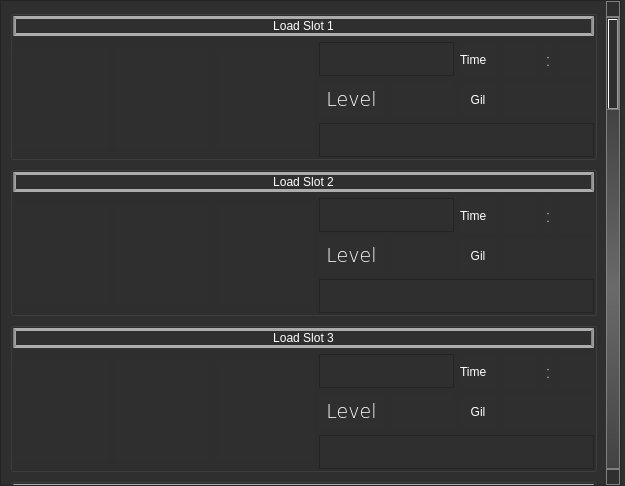
Qt form slotselect.ui (sithlord48/blackchocobo) before a commit.
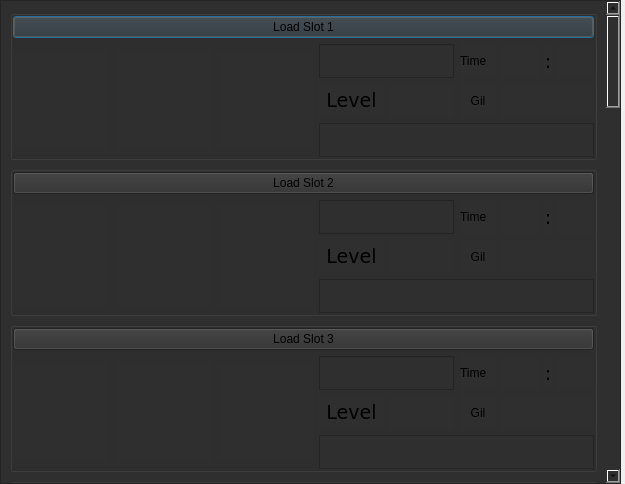
The same form after that commit. Icons and pictures are not drawn.

Commit message: fixed chocobo names not enabling, errbox and slotselect now take mainwindows style, lupdate, enabled and implmented chocobo's "can't mate" switch. other code changes for ease of maintance. started to align the mainwindow.h functions to its .cpp file for ease of finding functions.

```diff
--- a/slotselect.ui
+++ b/slotselect.ui
@@ -10,7 +10,7 @@
     <x>0</x>
     <y>0</y>
     <width>625</width>
-    <height>486</height>
+    <height>484</height>
    </rect>
   </property>
   <property name="sizePolicy">
@@ -50,73 +50,7 @@
     <normaloff>:/icon/bchoco</normaloff>:/icon/bchoco</iconset>
   </property>
   <property name="styleSheet">
-   <string notr="true">QScrollArea{
-background-color: rgb(48, 47, 47);
-}
-QDialog,QGroupBox{
-background-color:rgb(48, 47, 47);
-}
-QLabel{
-font: 75 14pt &quot;Verdana&quot;;color:rgb(255, 255, 255)
-}
-
-QPushButton:enabled {  border:3px solid; 
-	border-left-color: qlineargradient(spread:pad, x1:0, y1:0, x2:1, y2:0, stop:0 rgba(123, 123, 123, 255), stop:1 rgba(172, 172, 172, 255));
-	border-right-color: qlineargradient(spread:pad, x1:0, y1:0, x2:1, y2:0, stop:0 rgba(123, 123, 123, 255), stop:1 rgba(172, 172, 172, 255));
-	border-bottom-color: rgb(172, 172, 172);
-	border-top-color: rgb(172, 172, 172);
-    background-color: qlineargradient(spread:pad, x1:0.5, y1:0.00568182, x2:0.497, y2:1, stop:0 rgba(32, 31, 31, 255), stop:0.5 rgba(106, 106, 106, 255), stop:1 rgba(32, 31, 31, 255));
-	font: 9pt &quot;Ubuntu&quot;;color:rgb(255,255,255);
-}
-/* Vertical scroll bar */
-
-QScrollBar:vertical{
-    border:1px solid grey;
-	background-color:rgb(47,47,47);
-	width:14px;
-	margin: 16px 0px 16px 0px ;
-
-}
- QScrollBar::add-line:vertical{
-     border: 1px solid grey;
-     height: 14px;
-     subcontrol-position:bottom;
-	subcontrol-origin:margin;
- }
-
- QScrollBar::sub-line:vertical{
-     border: 1px solid grey;
-     height: 14px;
-    subcontrol-position: top;
-	subcontrol-origin:margin;
- }
-QScrollBar::up-arrow:vertical{
-	image:url(:/icon/arrow_up);
-	width:12px;
-}
-
-QScrollBar::handle:vertical{
-	image: url(:/icon/scroll_handle_v) 1 ;
-	border:2px solid;	
-	border-left-color: qlineargradient(spread:pad, x1:0, y1:0, x2:1, y2:0, stop:0 rgba(123, 123, 123, 255), stop:1 rgba(172, 172, 172, 255));
-	border-right-color: qlineargradient(spread:pad, x1:0, y1:0, x2:1, y2:0, stop:0 rgba(123, 123, 123, 255), stop:1 rgba(172, 172, 172, 255));
-	border-bottom-color: rgb(172, 172, 172);
-	border-top-color: rgb(172, 172, 172);
-}
-QScrollBar::down-arrow:vertical{
-image: url(:/icon/arrow_down);
-width:12px;
-}
-QScrollBar::add-page:vertical,QScrollBar::sub-page:vertical{
-background-color: qlineargradient(spread:pad, x1:0.5, y1:0.00568182, x2:0.497, y2:1, stop:0 rgba(67, 67, 67, 255), stop:0.5 rgba(106, 106, 106, 255), stop:1 rgba(67, 67, 67, 255));
-}
-QPushButton[mslot=&quot;true&quot;]{
-border: 0px;
-border-radius:12px;
-image: url(:/icon/mslot);
-	height:32px;	
-	width:32px;
-}</string>
+   <string notr="true"/>
   </property>
   <property name="sizeGripEnabled">
    <bool>false</bool>
@@ -153,7 +87,7 @@
        <rect>
         <x>0</x>
         <y>0</y>
-        <width>603</width>
+        <width>602</width>
         <height>2346</height>
        </rect>
       </property>
@@ -267,7 +201,7 @@
              <font>
               <family>Verdana</family>
               <pointsize>14</pointsize>
-              <weight>9</weight>
+              <weight>50</weight>
               <italic>false</italic>
               <bold>false</bold>
              </font>
@@ -313,7 +247,7 @@
                <font>
                 <family>Verdana</family>
                 <pointsize>14</pointsize>
-                <weight>9</weight>
+                <weight>50</weight>
                 <italic>false</italic>
                 <bold>false</bold>
                </font>
@@ -376,7 +310,7 @@
                <font>
                 <family>Verdana</family>
                 <pointsize>14</pointsize>
-                <weight>9</weight>
+                <weight>50</weight>
                 <italic>false</italic>
                 <bold>false</bold>
                </font>
@@ -576,7 +510,7 @@
              <font>
               <family>Verdana</family>
               <pointsize>14</pointsize>
-              <weight>9</weight>
+              <weight>50</weight>
               <italic>false</italic>
               <bold>false</bold>
              </font>
@@ -619,7 +553,7 @@
                <font>
                 <family>Verdana</family>
                 <pointsize>14</pointsize>
-                <weight>9</weight>
+                <weight>50</weight>
                 <italic>false</italic>
                 <bold>false</bold>
                </font>
@@ -688,7 +622,7 @@
                <font>
                 <family>Verdana</family>
                 <pointsize>14</pointsize>
-                <weight>9</weight>
+                <weight>50</weight>
                 <italic>false</italic>
                 <bold>false</bold>
                </font>
@@ -872,7 +806,7 @@
              <font>
               <family>Verdana</family>
               <pointsize>14</pointsize>
-              <weight>9</weight>
+              <weight>50</weight>
               <italic>false</italic>
               <bold>false</bold>
              </font>
@@ -915,7 +849,7 @@
                <font>
                 <family>Verdana</family>
                 <pointsize>14</pointsize>
-                <weight>9</weight>
+                <weight>50</weight>
                 <italic>false</italic>
                 <bold>false</bold>
                </font>
@@ -978,7 +912,7 @@
                <font>
                 <family>Verdana</family>
                 <pointsize>14</pointsize>
-                <weight>9</weight>
+                <weight>50</weight>
                 <italic>false</italic>
                 <bold>false</bold>
                </font>
```
Left out of the diff: 561 changed lines with no effect on the pictures. The commit also changes 10 other files.
